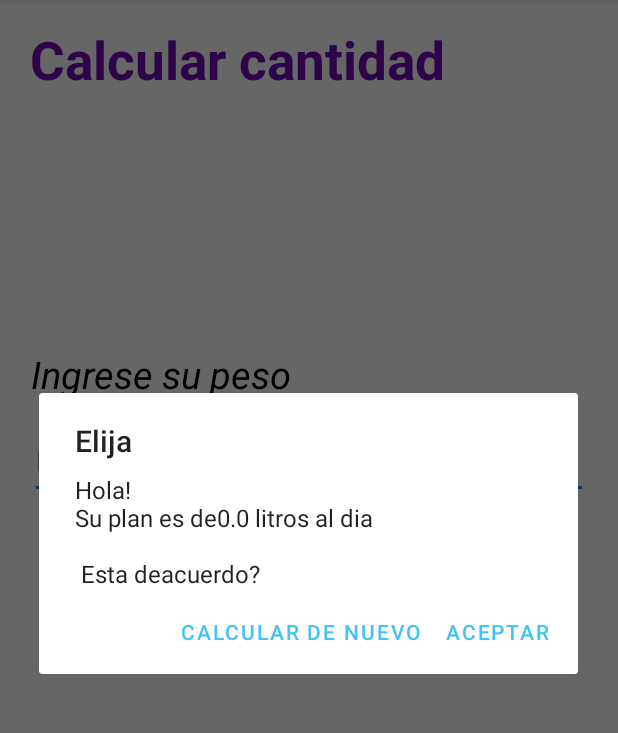
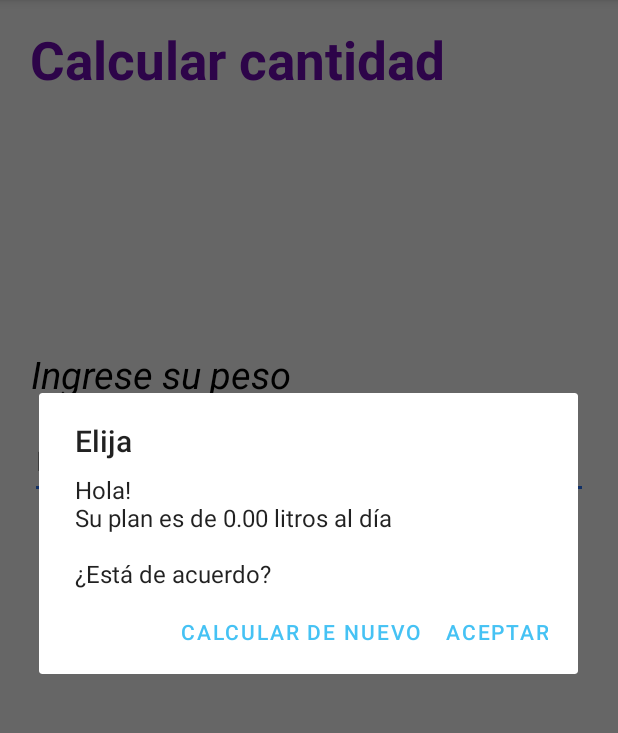
Before and after one commit to RaulValencia04/AwaminderApp, an Android app: the Calcular screen opened directly, with no data from a screen before it, after a tap on "GUARDAR", on a phone screen of 412 x 824 dp, the part 84-817 px from its top. Run offline under Robolectric (Android 15) with nearby library versions, the phone set to English and light mode, and no system bars; 1 statement that could not run was skipped.

Commit message:
formato decimal, mejora mensaje

```diff
--- a/app/src/main/java/sv/edu/catolica/awaminder/Calcular.java
+++ b/app/src/main/java/sv/edu/catolica/awaminder/Calcular.java
@@ -46,7 +46,8 @@ public class Calcular extends AppCompatActivity {
         double meta = peso * 0.03;
 
         AlertDialog.Builder builder1 = new AlertDialog.Builder(this);
-        builder1.setMessage("Hola! "+nombre+"\nSu plan es de"+meta+" litros al dia\n\n Esta deacuerdo? ").setTitle("Elija");
+        builder1.setMessage(String.format("Hola! %s\nSu plan es de %.2f litros al día\n\n¿Está de acuerdo?", nombre, meta))
+                .setTitle("Elija");
         builder1.setCancelable(false);
         builder1.setPositiveButton("Aceptar", new DialogInterface.OnClickListener() {
             @Override
--- a/app/src/main/java/sv/edu/catolica/awaminder/Calcular_Perzonalizado.java
+++ b/app/src/main/java/sv/edu/catolica/awaminder/Calcular_Perzonalizado.java
@@ -33,7 +33,8 @@ public class Calcular_Perzonalizado extends AppCompatActivity {
         double meta = peso;
 
         AlertDialog.Builder builder1 = new AlertDialog.Builder(this);
-        builder1.setMessage("Hola! "+nombre+"\nSu plan es de"+meta+" litros al dia\n\n Esta deacuerdo? ").setTitle("Elija");
+        builder1.setMessage(String.format("Hola! %s\nSu plan es de %.2f litros al día\n\n¿Está de acuerdo?", nombre, meta))
+                .setTitle("Elija");
         builder1.setCancelable(false);
         builder1.setPositiveButton("Aceptar", new DialogInterface.OnClickListener() {
             @Override
--- a/app/src/main/java/sv/edu/catolica/awaminder/CambiaContra.java
+++ b/app/src/main/java/sv/edu/catolica/awaminder/CambiaContra.java
@@ -5,6 +5,7 @@ import androidx.appcompat.app.AppCompatActivity;
 import android.app.AlertDialog;
 import android.content.ContentValues;
 import android.content.DialogInterface;
+import android.content.Intent;
 import android.database.Cursor;
 import android.database.sqlite.SQLiteDatabase;
 import android.os.Bundle;
@@ -44,6 +45,9 @@ public class CambiaContra extends AppCompatActivity {
 
 
     public void regresarlogin(View view) {
+        Intent intent = new Intent(this, login.class);
+
+        startActivity(intent);
 
     }
 
--- a/app/src/main/java/sv/edu/catolica/awaminder/Meta.java
+++ b/app/src/main/java/sv/edu/catolica/awaminder/Meta.java
@@ -198,7 +198,7 @@ public class Meta extends  BaseActivity {
         }
         else if (nuevaLogrado ==0 ) {
             bottleImageView.setImageResource(R.drawable.btvacia1);
-            Toast.makeText(Meta.this, "OPAAAA lograste tu meta de hoy", Toast.LENGTH_SHORT).show();
+            Toast.makeText(Meta.this, "Lograste tu meta de hoy", Toast.LENGTH_SHORT).show();
             actualizarDiasRecord();
 
             Intent intent = new Intent(this, plan.class);
--- a/app/src/main/java/sv/edu/catolica/awaminder/alarmStop.java
+++ b/app/src/main/java/sv/edu/catolica/awaminder/alarmStop.java
@@ -70,7 +70,7 @@ public class alarmStop extends AppCompatActivity {
             editor.putBoolean("esActivo", true);
             editor.apply();
 
-            Toast.makeText(alarmStop.this, "hora inicio"+hour+":"+minute+"hora fin"+hourf+":"+minutef, Toast.LENGTH_SHORT).show();
+            Toast.makeText(alarmStop.this, "hora inicio "+hour+":"+minute+" hora fin "+hourf+":"+minutef, Toast.LENGTH_SHORT).show();
 
             Intent intent = new Intent(this, Meta.class);
 
--- a/app/src/main/res/layout/activity_cambia_contra.xml
+++ b/app/src/main/res/layout/activity_cambia_contra.xml
@@ -65,7 +65,7 @@
                     android:id="@+id/btnIniciarSesion"
                     android:layout_marginTop="40dp"
                     android:layout_width="185dp"
-                    android:layout_height="52dp"
+                    android:layout_height="wrap_content"
                     android:onClick="cambiarContrasenia"
                     android:layout_gravity="center"
                     android:text="@string/verificar_existecia"
```
